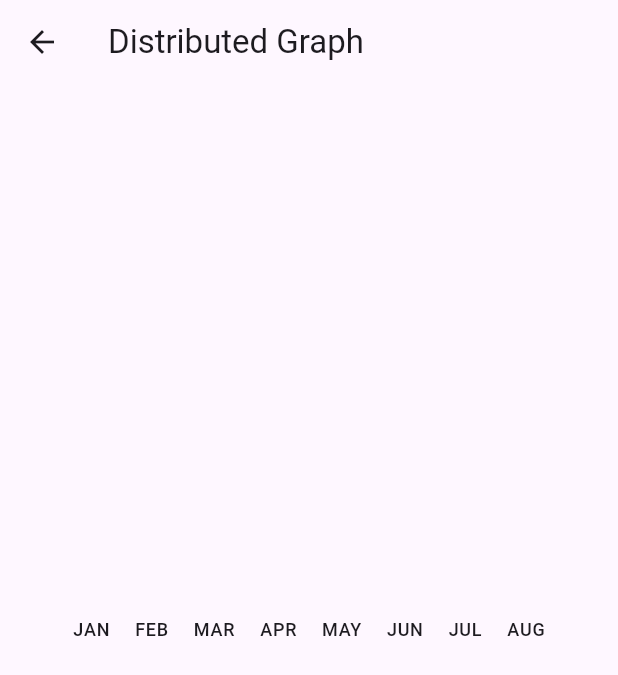
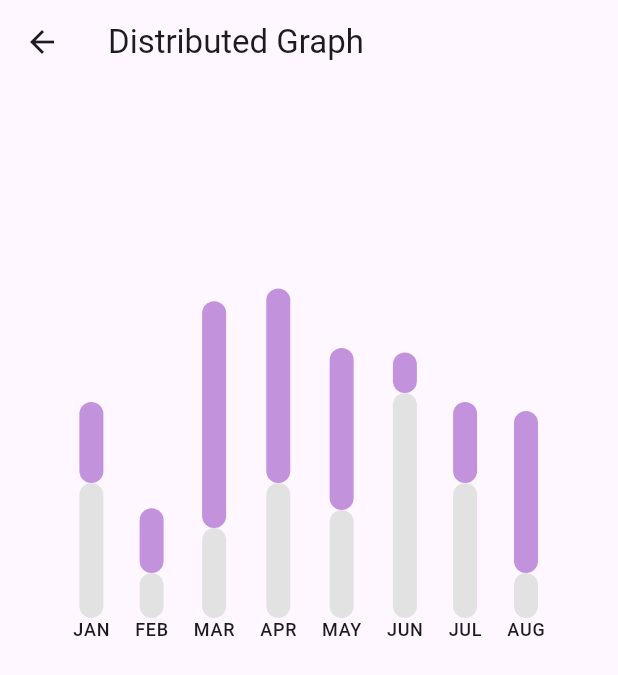
Before and after one commit to TechieBlossom/micro_animations, a Flutter app: the DistributedGraphScreen screen opened directly, on a phone screen of 412 x 824 dp. Shown: the top 675 px of the screen. Run offline on Flutter 3.47's test engine with Material 2 defaults, Android fonts, the phone set to English and light mode, and no system bars; Roboto replaces fonts that are missing (din-pro).

```diff
--- a/lib/distributed_graph_ui/bar_graph.dart
+++ b/lib/distributed_graph_ui/bar_graph.dart
@@ -193,16 +193,12 @@ class _BarState extends State<_Bar> with SingleTickerProviderStateMixin {
         ),
       );
     }
+
+    _controller.forward();
   }
 
   @override
   Widget build(BuildContext context) {
-    return FutureBuilder(
-      future: Future.delayed(
-        const Duration(seconds: 2),
-        () => _controller.forward(),
-      ),
-      builder: (BuildContext context, AsyncSnapshot<dynamic> snapshot) {
     return AnimatedBuilder(
       animation: _controller,
       builder: (context, child) {
@@ -233,8 +229,6 @@ class _BarState extends State<_Bar> with SingleTickerProviderStateMixin {
         );
       },
     );
-      },
-    );
   }
 }
 
@@ -246,8 +240,8 @@ class _Stick extends StatefulWidget {
   });
 
   final double value;
+  final Color color;
   final String info;
-  final Color color;
 
   @override
   State<_Stick> createState() => _StickState();
@@ -281,7 +275,10 @@ class _StickState extends State<_Stick> with OverlayStateMixin {
       offset = details.globalPosition;
     }
     toggleOverlay(
-      OverlayUI(borderColor: widget.color, info: widget.info),
+      OverlayUI(
+        info: widget.info,
+        borderColor: widget.color,
+      ),
       offset,
     );
   }
```
Also changed, not shown: lib/distributed_graph_ui/overlay_mixin.dart (+11 -11 lines). Lines whose indentation alone changed are shown as unchanged.
